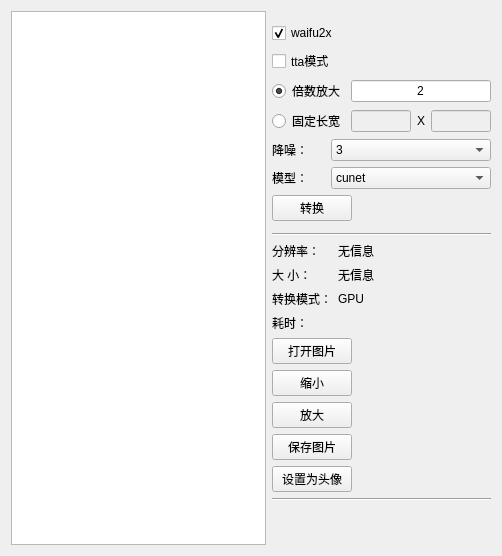
Before: the Qt Designer form ui/ui_waifu2x_tool.ui in tonquer/JMComic-qt, drawn with Qt 5.
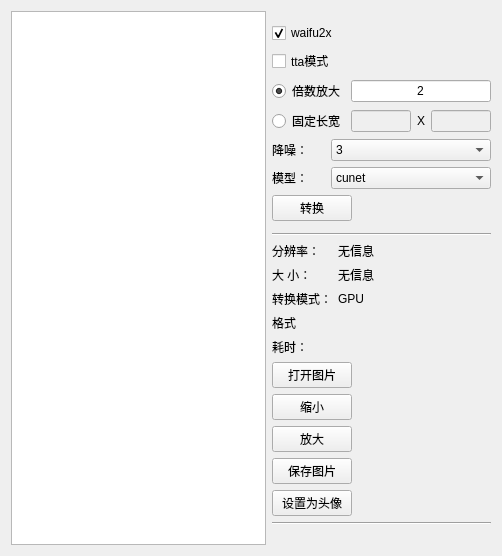
After: the same form once the commit is applied.

What changed in the file:
```diff
--- a/ui/ui_waifu2x_tool.ui
+++ b/ui/ui_waifu2x_tool.ui
@@ -391,6 +391,33 @@
           <widget class="QLabel" name="gpuLabel">
            <property name="text">
             <string>GPU</string>
+           </property>
+           <property name="wordWrap">
+            <bool>true</bool>
+           </property>
+          </widget>
+         </item>
+        </layout>
+       </item>
+       <item>
+        <layout class="QHBoxLayout" name="horizontalLayout">
+         <item>
+          <widget class="QLabel" name="label">
+           <property name="maximumSize">
+            <size>
+             <width>60</width>
+             <height>16777215</height>
+            </size>
+           </property>
+           <property name="text">
+            <string>格式</string>
+           </property>
+          </widget>
+         </item>
+         <item>
+          <widget class="QLabel" name="format">
+           <property name="text">
+            <string/>
            </property>
           </widget>
          </item>
```
Left out of the diff: 1 changed line with no effect on the pictures.
